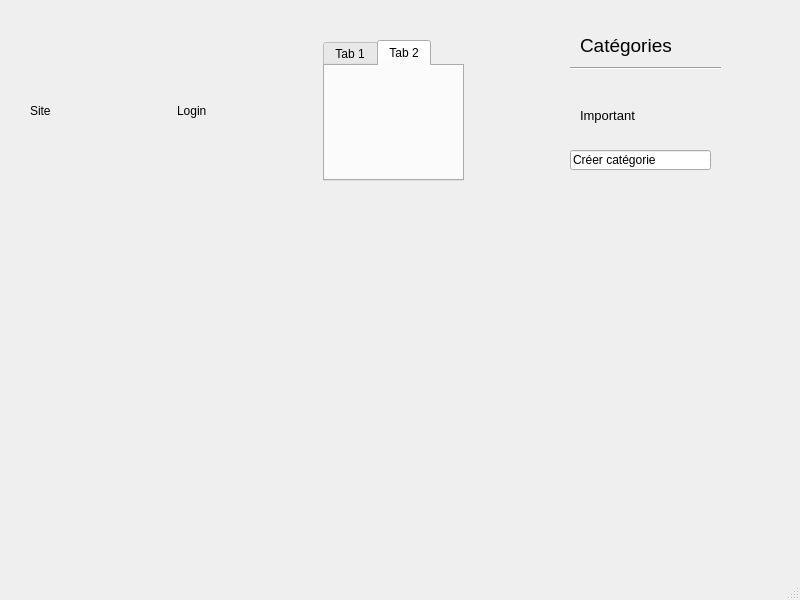
The window that Interface_graphique/PyQt/UI/fenetreGestion.ui (MindPass/Code) describes before a commit, drawn with Qt 5.
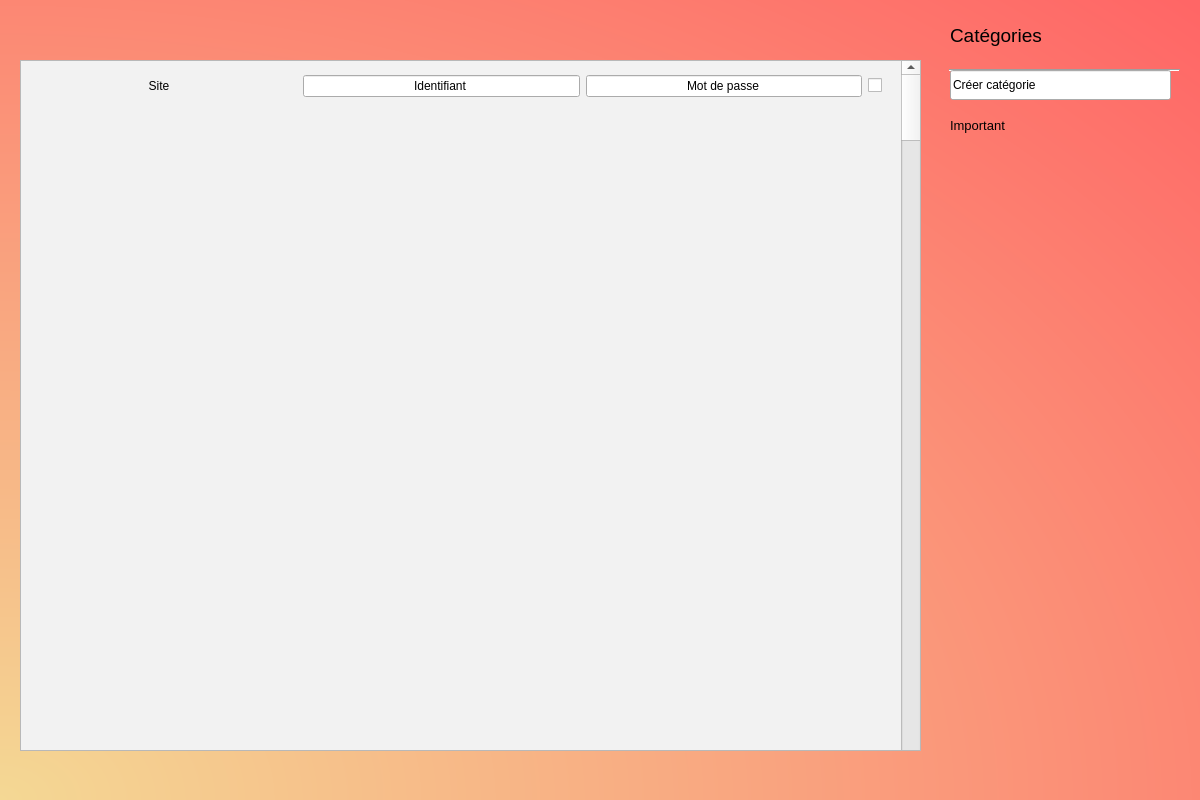
The same window after the commit.

Patch:
```diff
--- a/Interface_graphique/PyQt/UI/fenetreGestion.ui
+++ b/Interface_graphique/PyQt/UI/fenetreGestion.ui
@@ -6,82 +6,30 @@
    <rect>
     <x>0</x>
     <y>0</y>
-    <width>800</width>
-    <height>600</height>
+    <width>1200</width>
+    <height>800</height>
    </rect>
   </property>
   <property name="windowTitle">
    <string>Page de Gestion</string>
   </property>
-  <widget class="QWidget" name="centralwidget">
-   <widget class="QWidget" name="gridLayoutWidget">
-    <property name="geometry">
-     <rect>
-      <x>30</x>
-      <y>40</y>
-      <width>434</width>
-      <height>141</height>
-     </rect>
-    </property>
-    <layout class="QGridLayout" name="siteLayout" columnstretch="200,200,200" rowminimumheight="0">
-     <property name="leftMargin">
-      <number>0</number>
-     </property>
-     <item row="0" column="0">
-      <widget class="QLabel" name="label">
-       <property name="styleSheet">
-        <string notr="true">QGridLayout{
-rgb(90, 93, 255);
-}</string>
-       </property>
-       <property name="text">
-        <string>Site</string>
-       </property>
-      </widget>
-     </item>
-     <item row="0" column="2">
-      <widget class="QTabWidget" name="affichageMdp">
-       <property name="cursor">
-        <cursorShape>ArrowCursor</cursorShape>
-       </property>
-       <property name="currentIndex">
-        <number>1</number>
-       </property>
-       <widget class="QWidget" name="tab">
-        <attribute name="title">
-         <string>Tab 1</string>
-        </attribute>
-       </widget>
-       <widget class="QWidget" name="tab_2">
-        <attribute name="title">
-         <string>Tab 2</string>
-        </attribute>
-       </widget>
-      </widget>
-     </item>
-     <item row="0" column="1">
-      <widget class="QLabel" name="label_2">
-       <property name="styleSheet">
-        <string notr="true">QGridLayout {
-background-color: lightgrey;
-border: 2px solid purple;
-border-radius: 10px;
+  <property name="styleSheet">
+   <string notr="true">QMainWindow {
+background: qradialgradient(spread:pad, cx:0, cy:1, radius:1.406, fx:0, fy:1, stop:0 rgba(244, 216, 148, 255), stop:1 rgba(255, 102, 102, 255));
 }
-</string>
-       </property>
-       <property name="text">
-        <string>Login</string>
-       </property>
-      </widget>
-     </item>
-    </layout>
-   </widget>
+
+#scrollAreaWidgetContents {
+border: none;
+background-color: rgba(255,255,255,50);
+}</string>
+  </property>
+  <widget class="QWidget" name="centralwidget">
    <widget class="QLabel" name="label_3">
     <property name="geometry">
      <rect>
-      <x>580</x>
-      <y>30</y>
-      <width>131</width>
+      <x>950</x>
+      <y>20</y>
+      <width>211</width>
       <height>31</height>
      </rect>
     </property>
@@ -97,10 +45,10 @@
    <widget class="Line" name="line">
     <property name="geometry">
      <rect>
-      <x>570</x>
+      <x>949</x>
       <y>60</y>
-      <width>151</width>
-      <height>16</height>
+      <width>231</width>
+      <height>20</height>
      </rect>
     </property>
     <property name="orientation">
@@ -110,22 +58,25 @@
    <widget class="QLineEdit" name="lineEdit">
     <property name="geometry">
      <rect>
-      <x>570</x>
-      <y>150</y>
-      <width>141</width>
-      <height>20</height>
+      <x>950</x>
+      <y>70</y>
+      <width>221</width>
+      <height>30</height>
      </rect>
     </property>
     <property name="text">
      <string>Créer catégorie</string>
     </property>
+    <property name="alignment">
+     <set>Qt::AlignLeading|Qt::AlignLeft|Qt::AlignVCenter</set>
+    </property>
    </widget>
    <widget class="QLabel" name="categorie1">
     <property name="geometry">
      <rect>
-      <x>580</x>
-      <y>100</y>
-      <width>111</width>
+      <x>950</x>
+      <y>110</y>
+      <width>191</width>
       <height>31</height>
      </rect>
     </property>
@@ -145,6 +96,120 @@
      <string>Important</string>
     </property>
    </widget>
+   <widget class="QScrollArea" name="scrollArea">
+    <property name="geometry">
+     <rect>
+      <x>20</x>
+      <y>60</y>
+      <width>901</width>
+      <height>691</height>
+     </rect>
+    </property>
+    <property name="sizePolicy">
+     <sizepolicy hsizetype="Expanding" vsizetype="Expanding">
+      <horstretch>0</horstretch>
+      <verstretch>0</verstretch>
+     </sizepolicy>
+    </property>
+    <property name="widgetResizable">
+     <bool>true</bool>
+    </property>
+    <widget class="QWidget" name="scrollAreaWidgetContents">
+     <property name="enabled">
+      <bool>true</bool>
+     </property>
+     <property name="geometry">
+      <rect>
+       <x>0</x>
+       <y>0</y>
+       <width>899</width>
+       <height>689</height>
+      </rect>
+     </property>
+     <widget class="QWidget" name="gridLayoutWidget">
+      <property name="geometry">
+       <rect>
+        <x>0</x>
+        <y>0</y>
+        <width>880</width>
+        <height>51</height>
+       </rect>
+      </property>
+      <layout class="QGridLayout" name="siteLayout_2" columnstretch="100,100,100,12">
+       <property name="leftMargin">
+        <number>0</number>
+       </property>
+       <item row="0" column="2">
+        <widget class="QLineEdit" name="lineEdit_3">
+         <property name="text">
+          <string>Mot de passe</string>
+         </property>
+         <property name="alignment">
+          <set>Qt::AlignCenter</set>
+         </property>
+        </widget>
+       </item>
+       <item row="0" column="0">
+        <widget class="QLabel" name="label_4">
+         <property name="styleSheet">
+          <string notr="true">QGridLayout{
+rgb(90, 93, 255);
+}</string>
+         </property>
+         <property name="text">
+          <string>Site</string>
+         </property>
+         <property name="alignment">
+          <set>Qt::AlignCenter</set>
+         </property>
+        </widget>
+       </item>
+       <item row="0" column="1">
+        <widget class="QLineEdit" name="lineEdit_2">
+         <property name="inputMask">
+          <string/>
+         </property>
+         <property name="text">
+          <string>Identifiant</string>
+         </property>
+         <property name="maxLength">
+          <number>32767</number>
+         </property>
+         <property name="alignment">
+          <set>Qt::AlignCenter</set>
+         </property>
+        </widget>
+       </item>
+       <item row="0" column="3">
+        <widget class="QCheckBox" name="checkBox">
+         <property name="text">
+          <string/>
+         </property>
+         <property name="checkable">
+          <bool>true</bool>
+         </property>
+         <property name="checked">
+          <bool>false</bool>
+         </property>
+        </widget>
+       </item>
+      </layout>
+     </widget>
+     <widget class="QScrollBar" name="verticalScrollBar">
+      <property name="geometry">
+       <rect>
+        <x>880</x>
+        <y>0</y>
+        <width>20</width>
+        <height>741</height>
+       </rect>
+      </property>
+      <property name="orientation">
+       <enum>Qt::Vertical</enum>
+      </property>
+     </widget>
+    </widget>
+   </widget>
   </widget>
   <widget class="QMenuBar" name="menubar">
    <property name="geometry">
@@ -156,7 +221,6 @@
     </rect>
    </property>
   </widget>
-  <widget class="QStatusBar" name="statusbar"/>
  </widget>
  <resources/>
  <connections/>
```
Left out of the diff: 6 changed lines with no effect on the pictures.
